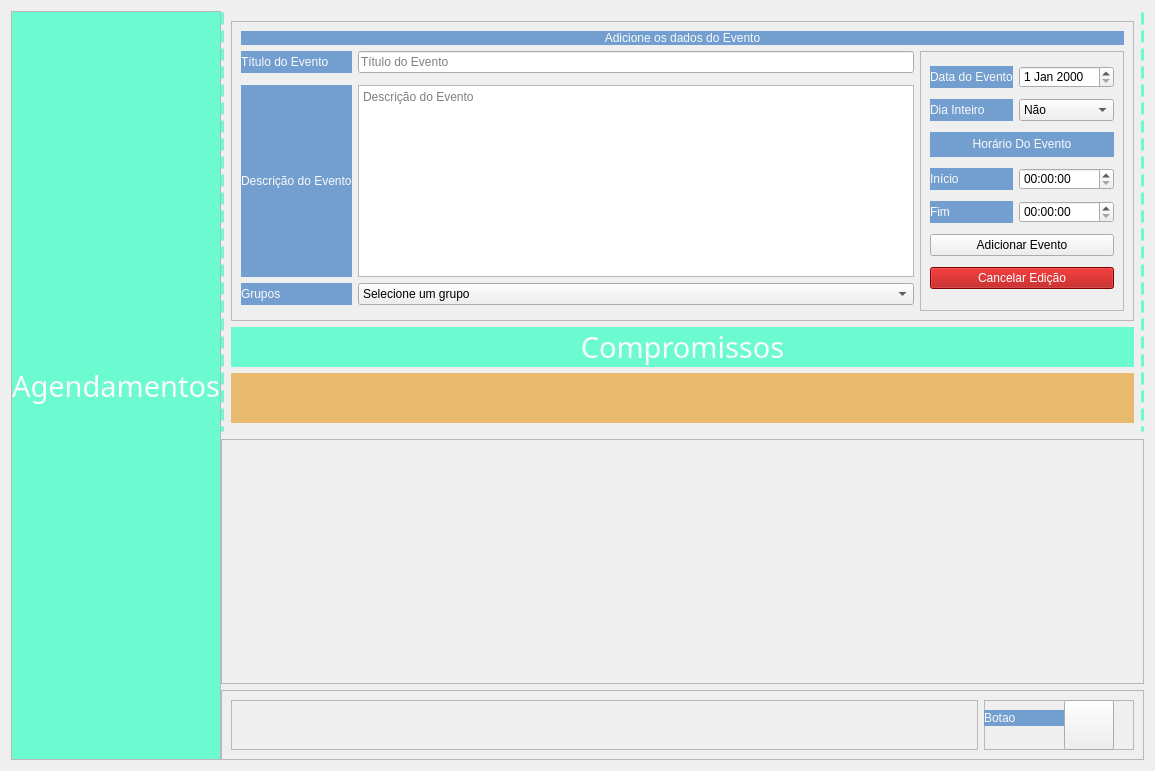
Above: Telas/UI/dashAgenda1.ui from Nautilidae-project/Nautilus before the change. Below: the same form after it.
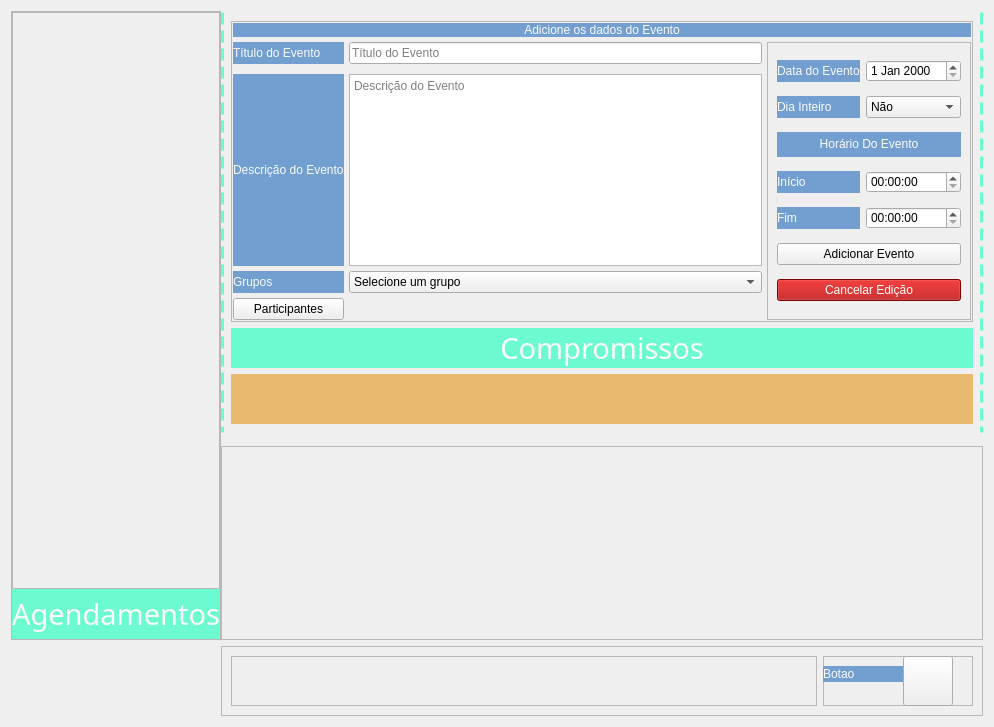
That is the form after the change. Icons and pictures are not drawn.

Commit message: 1 - Iniciado Funcionalidade de  Adicionar Participantes - 2 - Melhorias no desenvolvimento de Editar Evento

```diff
--- a/Telas/UI/dashAgenda1.ui
+++ b/Telas/UI/dashAgenda1.ui
@@ -6,8 +6,8 @@
    <rect>
     <x>0</x>
     <y>0</y>
-    <width>1155</width>
-    <height>771</height>
+    <width>994</width>
+    <height>727</height>
    </rect>
   </property>
   <property name="windowTitle">
@@ -45,145 +45,6 @@
    <property name="verticalSpacing">
     <number>6</number>
    </property>
-   <item row="3" column="3">
-    <widget class="QFrame" name="frame">
-     <property name="minimumSize">
-      <size>
-       <width>0</width>
-       <height>70</height>
-      </size>
-     </property>
-     <property name="maximumSize">
-      <size>
-       <width>16777215</width>
-       <height>100</height>
-      </size>
-     </property>
-     <property name="frameShape">
-      <enum>QFrame::StyledPanel</enum>
-     </property>
-     <property name="frameShadow">
-      <enum>QFrame::Raised</enum>
-     </property>
-     <layout class="QGridLayout" name="gridLayout_6">
-      <item row="0" column="0">
-       <widget class="QFrame" name="frame_3">
-        <property name="sizePolicy">
-         <sizepolicy hsizetype="Preferred" vsizetype="Preferred">
-          <horstretch>0</horstretch>
-          <verstretch>0</verstretch>
-         </sizepolicy>
-        </property>
-        <property name="minimumSize">
-         <size>
-          <width>100</width>
-          <height>0</height>
-         </size>
-        </property>
-        <property name="maximumSize">
-         <size>
-          <width>16777215</width>
-          <height>16777215</height>
-         </size>
-        </property>
-        <property name="frameShape">
-         <enum>QFrame::StyledPanel</enum>
-        </property>
-        <property name="frameShadow">
-         <enum>QFrame::Raised</enum>
-        </property>
-       </widget>
-      </item>
-      <item row="0" column="1">
-       <widget class="QFrame" name="frame_4">
-        <property name="sizePolicy">
-         <sizepolicy hsizetype="Fixed" vsizetype="Preferred">
-          <horstretch>0</horstretch>
-          <verstretch>0</verstretch>
-         </sizepolicy>
-        </property>
-        <property name="minimumSize">
-         <size>
-          <width>100</width>
-          <height>0</height>
-         </size>
-        </property>
-        <property name="maximumSize">
-         <size>
-          <width>150</width>
-          <height>16777215</height>
-         </size>
-        </property>
-        <property name="frameShape">
-         <enum>QFrame::StyledPanel</enum>
-        </property>
-        <property name="frameShadow">
-         <enum>QFrame::Raised</enum>
-        </property>
-        <widget class="QLabel" name="label_3">
-         <property name="geometry">
-          <rect>
-           <x>0</x>
-           <y>10</y>
-           <width>111</width>
-           <height>16</height>
-          </rect>
-         </property>
-         <property name="text">
-          <string>Botao</string>
-         </property>
-        </widget>
-        <widget class="QPushButton" name="pbChamaInserirEvento">
-         <property name="geometry">
-          <rect>
-           <x>80</x>
-           <y>0</y>
-           <width>50</width>
-           <height>50</height>
-          </rect>
-         </property>
-         <property name="sizePolicy">
-          <sizepolicy hsizetype="Minimum" vsizetype="Fixed">
-           <horstretch>0</horstretch>
-           <verstretch>0</verstretch>
-          </sizepolicy>
-         </property>
-         <property name="minimumSize">
-          <size>
-           <width>50</width>
-           <height>50</height>
-          </size>
-         </property>
-         <property name="maximumSize">
-          <size>
-           <width>16777215</width>
-           <height>16777215</height>
-          </size>
-         </property>
-         <property name="styleSheet">
-          <string notr="true">#pbChamaInserirEvento::active {
-	image: url(:/ManitulaAddEvento/007-pen.png);
-	background-position: center;
-	background-repeat: no-repeat;
-	background-color: #fafafa;
-}
-
-#pbChamaInserirEvento::pressed {
-	image: url(:/ManitulaAddEvento/002-draw.png);
-	background-position: center;
-	background-repeat: no-repeat;
-	background-color: #fafafa;
-}</string>
-         </property>
-         <property name="text">
-          <string/>
-         </property>
-        </widget>
-       </widget>
-      </item>
-     </layout>
-    </widget>
-   </item>
    <item row="0" column="3" rowspan="2">
     <widget class="QFrame" name="frCompromisso">
      <property name="minimumSize">
@@ -206,6 +67,44 @@
       <enum>QFrame::Raised</enum>
      </property>
      <layout class="QGridLayout" name="gridLayout_2">
+      <item row="4" column="1">
+       <widget class="QLabel" name="lbData">
+        <property name="minimumSize">
+         <size>
+          <width>0</width>
+          <height>50</height>
+         </size>
+        </property>
+        <property name="styleSheet">
+         <string notr="true">background-color: rgb(233, 185, 110);</string>
+        </property>
+        <property name="text">
+         <string/>
+        </property>
+        <property name="alignment">
+         <set>Qt::AlignCenter</set>
+        </property>
+       </widget>
+      </item>
+      <item row="3" column="1">
+       <widget class="QLabel" name="label">
+        <property name="font">
+         <font>
+          <family>Fira Sans ExtraLight</family>
+          <pointsize>22</pointsize>
+         </font>
+        </property>
+        <property name="styleSheet">
+         <string notr="true">background-color: rgb(108, 251, 208);</string>
+        </property>
+        <property name="text">
+         <string>Compromissos</string>
+        </property>
+        <property name="alignment">
+         <set>Qt::AlignCenter</set>
+        </property>
+       </widget>
+      </item>
       <item row="0" column="1" rowspan="2">
        <widget class="QFrame" name="frInserirEvento">
         <property name="minimumSize">
@@ -221,6 +120,21 @@
          <enum>QFrame::Raised</enum>
         </property>
         <layout class="QGridLayout" name="gridLayout_4">
+         <property name="leftMargin">
+          <number>1</number>
+         </property>
+         <property name="topMargin">
+          <number>1</number>
+         </property>
+         <property name="rightMargin">
+          <number>1</number>
+         </property>
+         <property name="bottomMargin">
+          <number>1</number>
+         </property>
+         <property name="spacing">
+          <number>5</number>
+         </property>
          <item row="4" column="1">
           <widget class="QComboBox" name="cbxGrupos">
            <item>
@@ -350,6 +264,26 @@
            </layout>
           </widget>
          </item>
+         <item row="0" column="0" colspan="3">
+          <widget class="QLabel" name="lbDadosDoEvento">
+           <property name="maximumSize">
+            <size>
+             <width>16777215</width>
+             <height>25</height>
+            </size>
+           </property>
+           <property name="text">
+            <string>&lt;html&gt;&lt;head/&gt;&lt;body&gt;&lt;p align=&quot;center&quot;&gt;Adicione os dados do Evento&lt;/p&gt;&lt;/body&gt;&lt;/html&gt;</string>
+           </property>
+          </widget>
+         </item>
+         <item row="4" column="0">
+          <widget class="QLabel" name="lbGrupos">
+           <property name="text">
+            <string>Grupos</string>
+           </property>
+          </widget>
+         </item>
          <item row="3" column="1">
           <widget class="QTextEdit" name="teDetalhesEvento">
            <property name="html">
@@ -364,27 +298,6 @@
            </property>
           </widget>
          </item>
-         <item row="1" column="0">
-          <widget class="QLabel" name="lbTituloEvento">
-           <property name="text">
-            <string>Título do Evento</string>
-           </property>
-          </widget>
-         </item>
-         <item row="4" column="0">
-          <widget class="QLabel" name="lbGrupos">
-           <property name="text">
-            <string>Grupos</string>
-           </property>
-          </widget>
-         </item>
-         <item row="3" column="0">
-          <widget class="QLabel" name="lbDrescricaoEvento">
-           <property name="text">
-            <string>Descrição do Evento</string>
-           </property>
-          </widget>
-         </item>
          <item row="1" column="1">
           <widget class="QLineEdit" name="leTituloEvento">
            <property name="text">
@@ -395,58 +308,190 @@
            </property>
           </widget>
          </item>
-         <item row="0" column="0" colspan="3">
-          <widget class="QLabel" name="lbDadosDoEvento">
-           <property name="maximumSize">
-            <size>
-             <width>16777215</width>
-             <height>25</height>
-            </size>
+         <item row="5" column="0">
+          <widget class="QPushButton" name="pbParticipantes">
+           <property name="text">
+            <string>Participantes</string>
            </property>
+          </widget>
+         </item>
+         <item row="3" column="0">
+          <widget class="QLabel" name="lbDrescricaoEvento">
            <property name="text">
-            <string>&lt;html&gt;&lt;head/&gt;&lt;body&gt;&lt;p align=&quot;center&quot;&gt;Adicione os dados do Evento&lt;/p&gt;&lt;/body&gt;&lt;/html&gt;</string>
+            <string>Descrição do Evento</string>
+           </property>
+          </widget>
+         </item>
+         <item row="1" column="0">
+          <widget class="QLabel" name="lbTituloEvento">
+           <property name="text">
+            <string>Título do Evento</string>
            </property>
           </widget>
          </item>
         </layout>
        </widget>
       </item>
-      <item row="4" column="1">
-       <widget class="QLabel" name="lbData">
+     </layout>
+    </widget>
+   </item>
+   <item row="3" column="3">
+    <widget class="QScrollArea" name="scrollArea">
+     <property name="minimumSize">
+      <size>
+       <width>300</width>
+       <height>0</height>
+      </size>
+     </property>
+     <property name="widgetResizable">
+      <bool>true</bool>
+     </property>
+     <widget class="QWidget" name="saEventosCard">
+      <property name="geometry">
+       <rect>
+        <x>0</x>
+        <y>0</y>
+        <width>778</width>
+        <height>199</height>
+       </rect>
+      </property>
+     </widget>
+    </widget>
+   </item>
+   <item row="4" column="3">
+    <widget class="QFrame" name="frame">
+     <property name="minimumSize">
+      <size>
+       <width>0</width>
+       <height>70</height>
+      </size>
+     </property>
+     <property name="maximumSize">
+      <size>
+       <width>16777215</width>
+       <height>100</height>
+      </size>
+     </property>
+     <property name="frameShape">
+      <enum>QFrame::StyledPanel</enum>
+     </property>
+     <property name="frameShadow">
+      <enum>QFrame::Raised</enum>
+     </property>
+     <layout class="QGridLayout" name="gridLayout_6">
+      <item row="0" column="1">
+       <widget class="QFrame" name="frame_3">
+        <property name="sizePolicy">
+         <sizepolicy hsizetype="Preferred" vsizetype="Preferred">
+          <horstretch>0</horstretch>
+          <verstretch>0</verstretch>
+         </sizepolicy>
+        </property>
         <property name="minimumSize">
          <size>
-          <width>0</width>
-          <height>50</height>
+          <width>100</width>
+          <height>0</height>
          </size>
         </property>
-        <property name="styleSheet">
-         <string notr="true">background-color: rgb(233, 185, 110);</string>
+        <property name="maximumSize">
+         <size>
+          <width>16777215</width>
+          <height>16777215</height>
+         </size>
         </property>
-        <property name="text">
-         <string/>
+        <property name="frameShape">
+         <enum>QFrame::StyledPanel</enum>
         </property>
-        <property name="alignment">
-         <set>Qt::AlignCenter</set>
+        <property name="frameShadow">
+         <enum>QFrame::Raised</enum>
         </property>
        </widget>
       </item>
-      <item row="3" column="1">
-       <widget class="QLabel" name="label">
-        <property name="font">
-         <font>
-          <family>Fira Sans ExtraLight</family>
-          <pointsize>22</pointsize>
-         </font>
+      <item row="0" column="2">
+       <widget class="QFrame" name="frame_4">
+        <property name="sizePolicy">
+         <sizepolicy hsizetype="Fixed" vsizetype="Preferred">
+          <horstretch>0</horstretch>
+          <verstretch>0</verstretch>
+         </sizepolicy>
         </property>
-        <property name="styleSheet">
-         <string notr="true">background-color: rgb(108, 251, 208);</string>
+        <property name="minimumSize">
+         <size>
+          <width>100</width>
+          <height>0</height>
+         </size>
         </property>
-        <property name="text">
-         <string>Compromissos</string>
+        <property name="maximumSize">
+         <size>
+          <width>150</width>
+          <height>16777215</height>
+         </size>
         </property>
-        <property name="alignment">
-         <set>Qt::AlignCenter</set>
+        <property name="frameShape">
+         <enum>QFrame::StyledPanel</enum>
         </property>
+        <property name="frameShadow">
+         <enum>QFrame::Raised</enum>
+        </property>
+        <widget class="QLabel" name="label_3">
+         <property name="geometry">
+          <rect>
+           <x>0</x>
+           <y>10</y>
+           <width>111</width>
+           <height>16</height>
+          </rect>
+         </property>
+         <property name="text">
+          <string>Botao</string>
+         </property>
+        </widget>
+        <widget class="QPushButton" name="pbChamaInserirEvento">
+         <property name="geometry">
+          <rect>
+           <x>80</x>
+           <y>0</y>
+           <width>50</width>
+           <height>50</height>
+          </rect>
+         </property>
+         <property name="sizePolicy">
+          <sizepolicy hsizetype="Minimum" vsizetype="Fixed">
+           <horstretch>0</horstretch>
+           <verstretch>0</verstretch>
+          </sizepolicy>
+         </property>
+         <property name="minimumSize">
+          <size>
+           <width>50</width>
+           <height>50</height>
+          </size>
+         </property>
+         <property name="maximumSize">
+          <size>
+           <width>16777215</width>
+           <height>16777215</height>
+          </size>
+         </property>
+         <property name="styleSheet">
+          <string notr="true">#pbChamaInserirEvento::active {
+	image: url(:/ManitulaAddEvento/007-pen.png);
+	background-position: center;
+	background-repeat: no-repeat;
+	background-color: #fafafa;
+}
+
+#pbChamaInserirEvento::pressed {
+	image: url(:/ManitulaAddEvento/002-draw.png);
+	background-position: center;
+	background-repeat: no-repeat;
+	background-color: #fafafa;
+}</string>
+         </property>
+         <property name="text">
+          <string/>
+         </property>
+        </widget>
        </widget>
       </item>
      </layout>
@@ -462,7 +507,7 @@
      </property>
      <property name="maximumSize">
       <size>
-       <width>700</width>
+       <width>600</width>
        <height>16777215</height>
       </size>
      </property>
@@ -490,12 +535,60 @@
       </property>
       <item row="1" column="0">
        <layout class="QVBoxLayout" name="vlAgenda">
+        <item>
+         <widget class="QFrame" name="frClientes">
+          <property name="minimumSize">
+           <size>
+            <width>0</width>
+            <height>0</height>
+           </size>
+          </property>
+          <property name="maximumSize">
+           <size>
+            <width>600</width>
+            <height>16777215</height>
+           </size>
+          </property>
+          <property name="frameShape">
+           <enum>QFrame::StyledPanel</enum>
+          </property>
+          <property name="frameShadow">
+           <enum>QFrame::Raised</enum>
+          </property>
+          <layout class="QGridLayout" name="gridLayout_7">
+           <property name="leftMargin">
+            <number>1</number>
+           </property>
+           <property name="topMargin">
+            <number>1</number>
+           </property>
+           <property name="rightMargin">
+            <number>1</number>
+           </property>
+           <property name="bottomMargin">
+            <number>1</number>
+           </property>
+           <property name="spacing">
+            <number>1</number>
+           </property>
+           <item row="0" column="0">
+            <layout class="QVBoxLayout" name="vlClientes"/>
+           </item>
+          </layout>
+         </widget>
+        </item>
         <item>
          <widget class="QLabel" name="label_2">
           <property name="minimumSize">
            <size>
             <width>0</width>
-            <height>100</height>
+            <height>50</height>
+           </size>
+          </property>
+          <property name="maximumSize">
+           <size>
+            <width>16777215</width>
+            <height>50</height>
            </size>
           </property>
           <property name="font">
@@ -520,29 +613,6 @@
      </layout>
     </widget>
    </item>
-   <item row="2" column="3">
-    <widget class="QScrollArea" name="scrollArea">
-     <property name="minimumSize">
-      <size>
-       <width>300</width>
-       <height>0</height>
-      </size>
-     </property>
-     <property name="widgetResizable">
-      <bool>true</bool>
-     </property>
-     <widget class="QWidget" name="saEventosCard">
-      <property name="geometry">
-       <rect>
-        <x>0</x>
-        <y>0</y>
-        <width>939</width>
-        <height>254</height>
-       </rect>
-      </property>
-     </widget>
-    </widget>
-   </item>
   </layout>
  </widget>
  <resources>
```
The commit also changes 9 other files.
